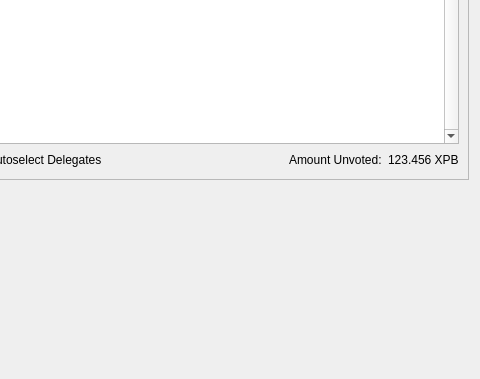
The window that src/qtwallet/forms/dposdialog.ui (cryonote/cryonote) describes before a commit, drawn with Qt 5; both pictures show x 368 to 848 and y 89 to 468 of the 848 by 468 pixel window.
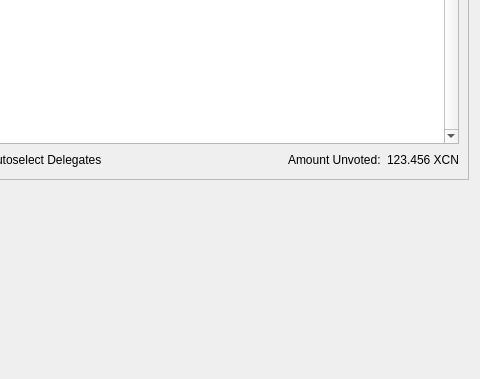
The same window after the commit. Icons and pictures are not drawn.

Patch:
```diff
--- a/src/qtwallet/forms/dposdialog.ui
+++ b/src/qtwallet/forms/dposdialog.ui
@@ -338,7 +338,7 @@
              <string>Amount in your wallet that is unvoted. Send coins to yourself to vote for your selected delegates. If votes are not going through try decreasing the mixin count.</string>
             </property>
             <property name="text">
-             <string>123.456 XPB</string>
+             <string>123.456 XCN</string>
             </property>
            </widget>
           </item>
```
Left out of the diff: 2 changed lines with no effect on the pictures.
